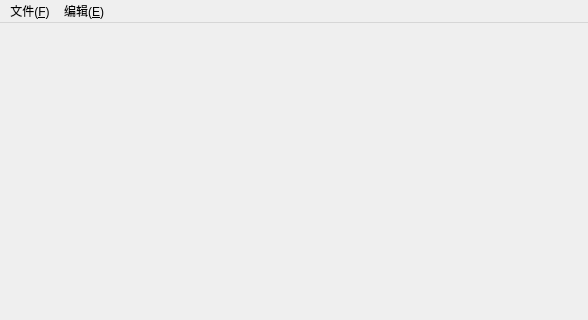
Above: Chapter03/mainWin/MainForm.ui from cxinping/PyQt5 before the change; both pictures show x 0 to 588 and y 0 to 320 of the 588 by 476 pixel window. Below: the same form after it.
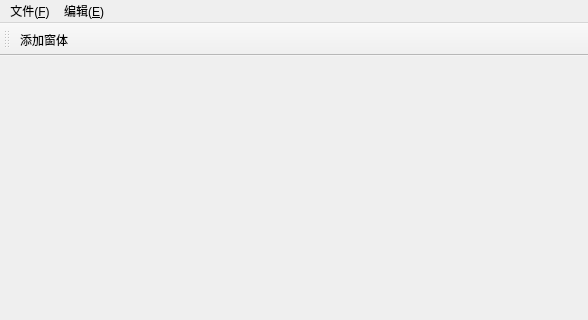
That is the form after the change.

Commit message: 加载窗口

```diff
--- a/Chapter03/mainWin/MainForm.ui
+++ b/Chapter03/mainWin/MainForm.ui
@@ -40,6 +40,18 @@
    <addaction name="menu_E"/>
   </widget>
   <widget class="QStatusBar" name="statusbar"/>
+  <widget class="QToolBar" name="toolBar">
+   <property name="windowTitle">
+    <string>toolBar</string>
+   </property>
+   <attribute name="toolBarArea">
+    <enum>TopToolBarArea</enum>
+   </attribute>
+   <attribute name="toolBarBreak">
+    <bool>false</bool>
+   </attribute>
+   <addaction name="actionAddWinAction"/>
+  </widget>
   <action name="fileOpenAction">
    <property name="text">
     <string>打开</string>
@@ -64,6 +76,11 @@
     <string>Alt+C</string>
    </property>
   </action>
+  <action name="actionAddWinAction">
+   <property name="text">
+    <string>添加窗体</string>
+   </property>
+  </action>
  </widget>
  <resources/>
  <connections/>
```
The commit also changes 1 other file.
